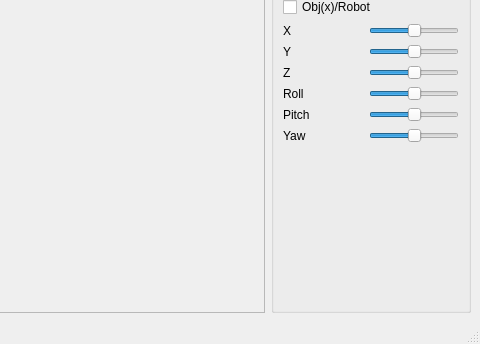
This is Grasp/utils/GraspPlanner.ui in nachoh8/multisolution-active-grasping as Qt 5 draws it before an edit; both pictures show x 599 to 1079 and y 475 to 819 of the 1079 by 819 pixel window. The edited form follows.
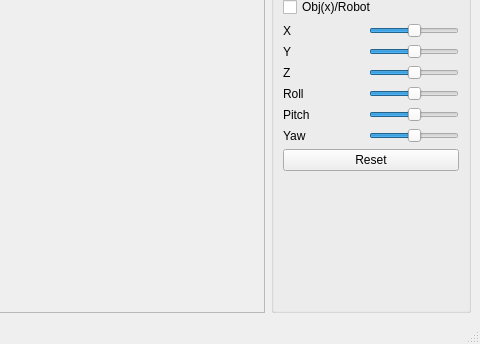
This is the edited form.

Patch:
```diff
--- a/Grasp/utils/GraspPlanner.ui
+++ b/Grasp/utils/GraspPlanner.ui
@@ -429,6 +429,13 @@
           </property>
         </widget>
       </item>
+      <item row="26" column="0" colspan="2">
+          <widget class="QPushButton" name="pushButtonReset">
+          <property name="text">
+            <string>Reset</string>
+          </property>
+          </widget>
+        </item>
       
 
        <item row="30" column="0">
```
